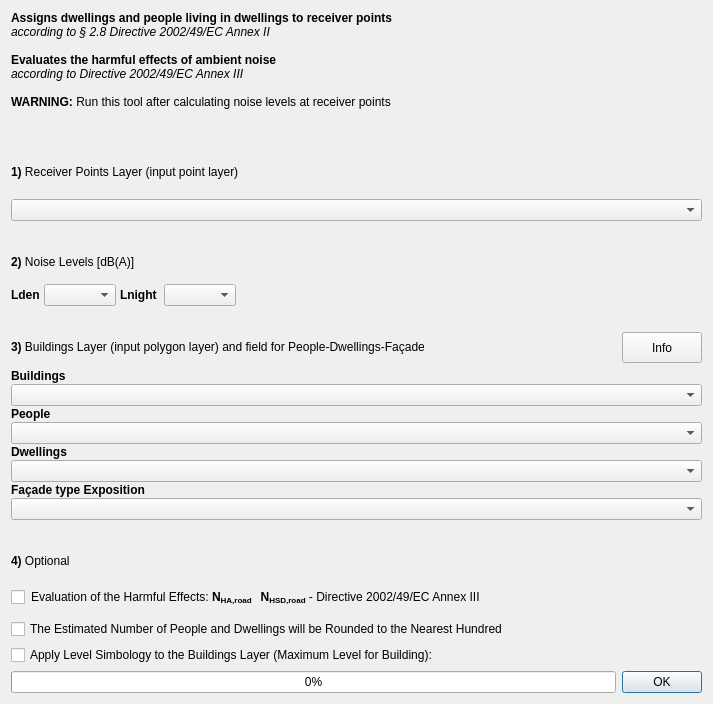
This is tools/ui_NoiseExposure.ui in pierluigiderosa/openoise as Qt 5 draws it before an edit. The edited form follows.
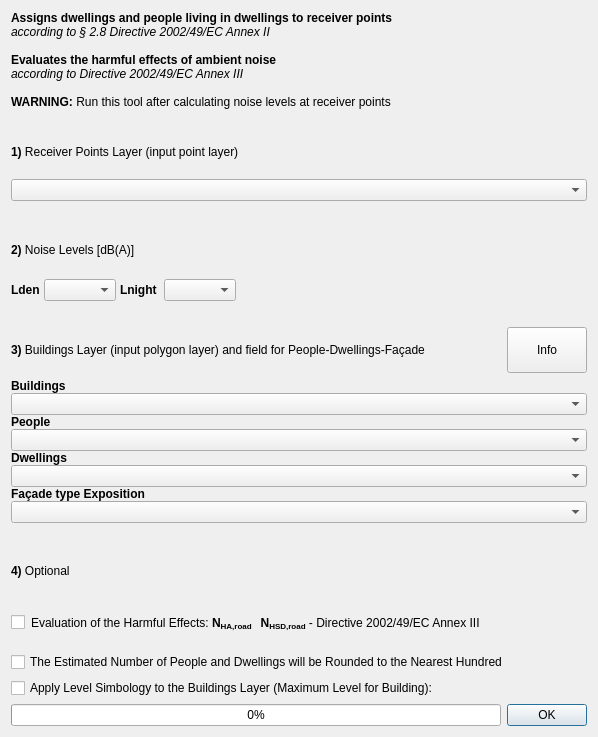
This is the edited form. Custom widgets are drawn as their Qt base class.

Commit message: - Fix in contour lavel - new GUI for calculate noise

```diff
--- a/tools/ui_NoiseExposure.ui
+++ b/tools/ui_NoiseExposure.ui
@@ -9,8 +9,8 @@
    <rect>
     <x>0</x>
     <y>0</y>
-    <width>713</width>
-    <height>704</height>
+    <width>598</width>
+    <height>737</height>
    </rect>
   </property>
   <property name="sizePolicy">
@@ -21,7 +21,7 @@
   </property>
   <property name="minimumSize">
    <size>
-    <width>713</width>
+    <width>500</width>
     <height>400</height>
    </size>
   </property>
@@ -62,7 +62,7 @@
      <property name="sizeHint" stdset="0">
       <size>
        <width>20</width>
-       <height>50</height>
+       <height>30</height>
       </size>
      </property>
     </spacer>
@@ -241,7 +241,7 @@
    <item>
     <layout class="QVBoxLayout" name="verticalLayout_4">
      <property name="spacing">
-      <number>1</number>
+      <number>0</number>
      </property>
      <property name="topMargin">
       <number>0</number>
```
The commit also changes 12 other files.
